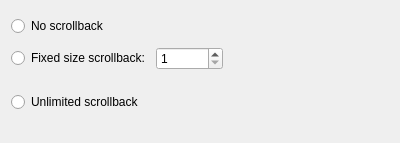
Old version of the form src/HistorySizeWidget.ui in the repository KDE/konsole.
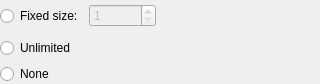
New version of the form. Icons and pictures are not drawn. Custom widgets are drawn as their Qt base class.

```diff
--- a/src/HistorySizeWidget.ui
+++ b/src/HistorySizeWidget.ui
@@ -6,56 +6,69 @@
    <rect>
     <x>0</x>
     <y>0</y>
-    <width>400</width>
-    <height>143</height>
+    <width>320</width>
+    <height>84</height>
    </rect>
   </property>
   <property name="sizePolicy">
-   <sizepolicy hsizetype="Preferred" vsizetype="Fixed">
+   <sizepolicy hsizetype="Expanding" vsizetype="Preferred">
     <horstretch>0</horstretch>
     <verstretch>0</verstretch>
    </sizepolicy>
   </property>
   <layout class="QVBoxLayout" name="verticalLayout">
+   <property name="spacing">
+    <number>0</number>
+   </property>
+   <property name="leftMargin">
+    <number>0</number>
+   </property>
+   <property name="topMargin">
+    <number>0</number>
+   </property>
+   <property name="rightMargin">
+    <number>0</number>
+   </property>
+   <property name="bottomMargin">
+    <number>0</number>
+   </property>
    <item>
-    <widget class="QRadioButton" name="noHistoryButton">
-     <property name="sizePolicy">
-      <sizepolicy hsizetype="Preferred" vsizetype="Fixed">
-       <horstretch>0</horstretch>
-       <verstretch>0</verstretch>
-      </sizepolicy>
-     </property>
-     <property name="toolTip">
-      <string>Do not remember previous output</string>
-     </property>
-     <property name="text">
-      <string>No scrollback</string>
-     </property>
-    </widget>
-   </item>
+    <layout class="QVBoxLayout" name="verticalLayout_2" stretch="0,0,0">
    <item>
     <layout class="QHBoxLayout">
-     <property name="sizeConstraint">
-      <enum>QLayout::SetFixedSize</enum>
+       <property name="spacing">
+        <number>0</number>
+       </property>
+       <item>
+        <widget class="QWidget" name="fixedSizeHistoryWrapper" native="true">
+         <layout class="QHBoxLayout" name="horizontalLayout" stretch="0,0,0">
+          <property name="leftMargin">
+           <number>0</number>
+          </property>
+          <property name="topMargin">
+           <number>0</number>
+          </property>
+          <property name="rightMargin">
+           <number>0</number>
+          </property>
+          <property name="bottomMargin">
+           <number>0</number>
      </property>
      <item>
       <widget class="QRadioButton" name="fixedSizeHistoryButton">
-       <property name="sizePolicy">
-        <sizepolicy hsizetype="Preferred" vsizetype="Fixed">
-         <horstretch>0</horstretch>
-         <verstretch>0</verstretch>
-        </sizepolicy>
-       </property>
        <property name="toolTip">
         <string>Limit the remembered output to a fixed number of lines</string>
        </property>
        <property name="text">
-        <string>Fixed size scrollback:</string>
+             <string>Fixed size:</string>
        </property>
       </widget>
      </item>
      <item>
       <widget class="KPluralHandlingSpinBox" name="historyLineSpinner">
+            <property name="enabled">
+             <bool>false</bool>
+            </property>
        <property name="toolTip">
         <string>Number of lines of output to remember</string>
        </property>
@@ -68,13 +81,27 @@
       </widget>
      </item>
      <item>
+           <widget class="QToolButton" name="fixedSizeHistoryWarningButton">
+            <property name="icon">
+             <iconset theme="emblem-warning">
+              <normaloff>.</normaloff>.</iconset>
+            </property>
+            <property name="autoRaise">
+             <bool>true</bool>
+            </property>
+           </widget>
+          </item>
+         </layout>
+        </widget>
+       </item>
+       <item>
       <spacer>
        <property name="orientation">
         <enum>Qt::Horizontal</enum>
        </property>
        <property name="sizeHint" stdset="0">
         <size>
-         <width>20</width>
+           <width>0</width>
          <height>20</height>
         </size>
        </property>
@@ -83,40 +110,75 @@
     </layout>
    </item>
    <item>
-    <widget class="KMessageWidget" name="fixedSizeWarningWidget">
-     <property name="sizePolicy">
-      <sizepolicy hsizetype="Preferred" vsizetype="Fixed">
-       <horstretch>0</horstretch>
-       <verstretch>0</verstretch>
-      </sizepolicy>
-     </property>
-    </widget>
-   </item>
+      <layout class="QHBoxLayout">
+       <property name="spacing">
+        <number>0</number>
+       </property>
    <item>
+        <widget class="QWidget" name="unlimitedHistoryWrapper" native="true">
+         <layout class="QHBoxLayout" name="horizontalLayout_2">
+          <property name="leftMargin">
+           <number>0</number>
+          </property>
+          <property name="topMargin">
+           <number>0</number>
+          </property>
+          <property name="rightMargin">
+           <number>0</number>
+          </property>
+          <property name="bottomMargin">
+           <number>0</number>
+          </property>
+          <item alignment="Qt::AlignVCenter">
     <widget class="QRadioButton" name="unlimitedHistoryButton">
-     <property name="sizePolicy">
-      <sizepolicy hsizetype="Preferred" vsizetype="Fixed">
-       <horstretch>0</horstretch>
-       <verstretch>0</verstretch>
-      </sizepolicy>
-     </property>
      <property name="toolTip">
       <string>Remember all output produced by the terminal</string>
      </property>
      <property name="text">
-      <string>Unlimited scrollback</string>
+             <string>Unlimited</string>
      </property>
     </widget>
    </item>
+          <item alignment="Qt::AlignVCenter">
+           <widget class="QToolButton" name="unlimitedHistoryWarningButton">
+            <property name="icon">
+             <iconset theme="emblem-warning">
+              <normaloff>.</normaloff>.</iconset>
+            </property>
+            <property name="autoRaise">
+             <bool>true</bool>
+            </property>
+           </widget>
+          </item>
+         </layout>
+        </widget>
+       </item>
    <item>
-    <widget class="KMessageWidget" name="unlimitedWarningWidget">
-     <property name="sizePolicy">
-      <sizepolicy hsizetype="Preferred" vsizetype="Fixed">
-       <horstretch>0</horstretch>
-       <verstretch>0</verstretch>
-      </sizepolicy>
-     </property>
-    </widget>
+        <spacer>
+         <property name="orientation">
+          <enum>Qt::Horizontal</enum>
+         </property>
+         <property name="sizeHint" stdset="0">
+          <size>
+           <width>40</width>
+           <height>20</height>
+          </size>
+         </property>
+        </spacer>
+       </item>
+      </layout>
+     </item>
+     <item>
+      <widget class="QRadioButton" name="noHistoryButton">
+       <property name="toolTip">
+        <string>Do not remember previous output</string>
+       </property>
+       <property name="text">
+        <string>None</string>
+       </property>
+      </widget>
+     </item>
+    </layout>
    </item>
   </layout>
  </widget>
@@ -126,12 +188,6 @@
    <extends>QSpinBox</extends>
    <header>KPluralHandlingSpinBox</header>
   </customwidget>
-  <customwidget>
-   <class>KMessageWidget</class>
-   <extends>QFrame</extends>
-   <header>kmessagewidget.h</header>
-   <container>1</container>
-  </customwidget>
  </customwidgets>
  <resources/>
  <connections/>
```
Left out of the diff: 4 changed lines with no effect on the pictures. Lines whose indentation alone changed are shown as unchanged.
